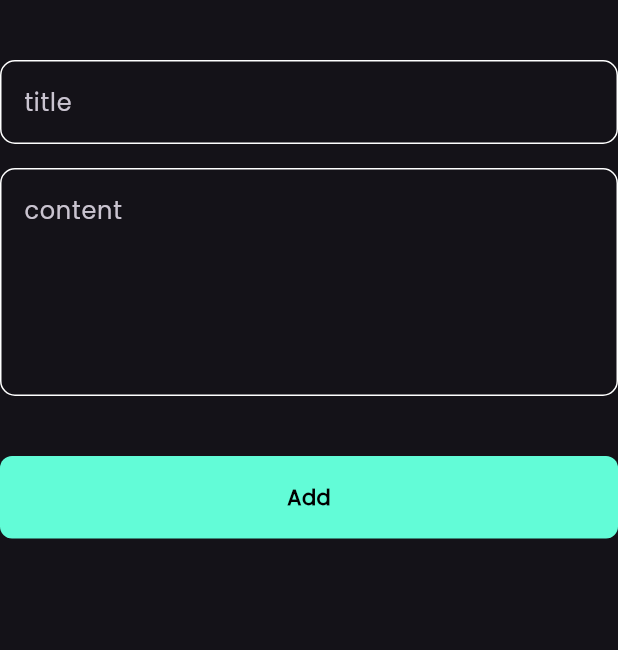
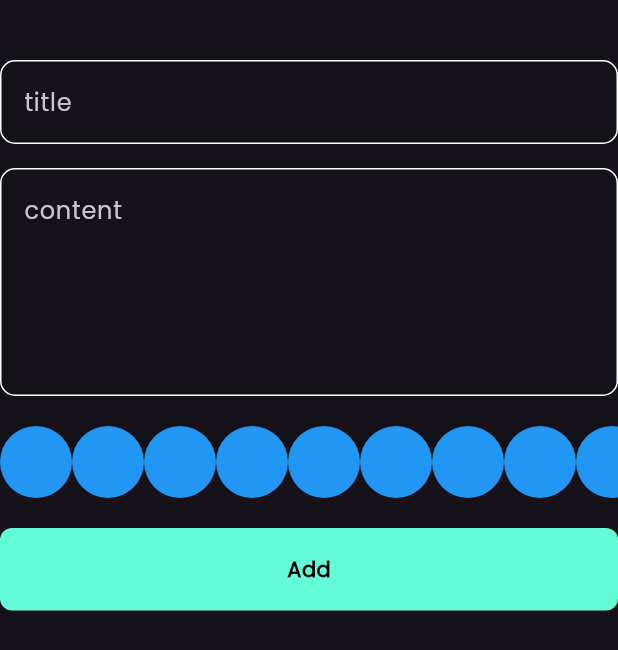
Before and after one commit to mora11111/notes_app, a Flutter app: the AddNoteForm widget shown alone on an empty page, opened directly, on a phone screen of 412 x 824 dp. Shown: the top 650 px of the screen. Run offline on Flutter 3.47's test engine with Material 3 defaults, Android fonts, the phone set to English and light mode, and no system bars; our stand-ins replace bloc, flutter_bloc, font_awesome_flutter, hive, hive_flutter; accounts and stored records are empty; generated files the repository leaves out were written again.

Commit message:
create colors list view part 1

```diff
--- a/lib/views/widgets/add_note_form.dart
+++ b/lib/views/widgets/add_note_form.dart
@@ -2,6 +2,7 @@ import 'package:flutter/material.dart';
 import 'package:flutter_bloc/flutter_bloc.dart';
 import 'package:notes_app/cubits/add_note_cubit/add_note_cubit.dart';
 import 'package:notes_app/models/note_model.dart';
+import 'package:notes_app/views/widgets/colors_list_view.dart';
 import 'package:notes_app/views/widgets/custom_button.dart';
 import 'package:notes_app/views/widgets/custom_text_field.dart';
 
@@ -47,7 +48,11 @@ class _AddNoteFormState extends State<AddNoteForm> {
             maxLines: 5,
           ),
           const SizedBox(
-            height: 40,
+            height: 20,
+          ),
+          const ColorsListView(),
+          const SizedBox(
+            height: 20,
           ),
           BlocBuilder<AddNoteCubit, AddNoteState>(
             builder: (context, state) {
--- /dev/null
+++ b/lib/views/widgets/colors_list_view.dart
@@ -0,0 +1,30 @@
+import 'package:flutter/material.dart';
+
+class ColorItem extends StatelessWidget {
+  const ColorItem({super.key});
+
+  @override
+  Widget build(BuildContext context) {
+    return const CircleAvatar(
+      radius: 24,
+      backgroundColor: Colors.blue,
+    );
+  }
+}
+
+class ColorsListView extends StatelessWidget {
+  const ColorsListView({super.key});
+
+  @override
+  Widget build(BuildContext context) {
+    return SizedBox(
+      height: 24 * 2,
+      child: ListView.builder(
+          itemCount: 10,
+          scrollDirection: Axis.horizontal,
+          itemBuilder: (context, index) {
+        return const ColorItem();
+      }),
+    );
+  }
+}
```
